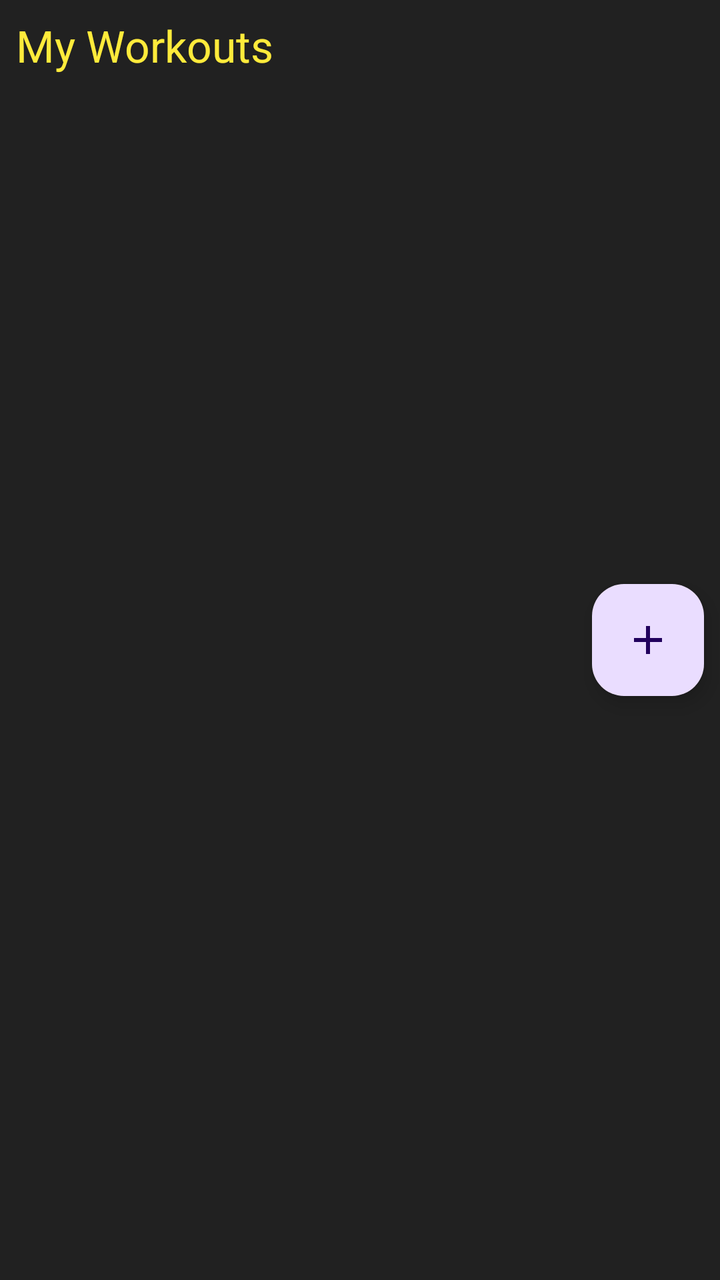
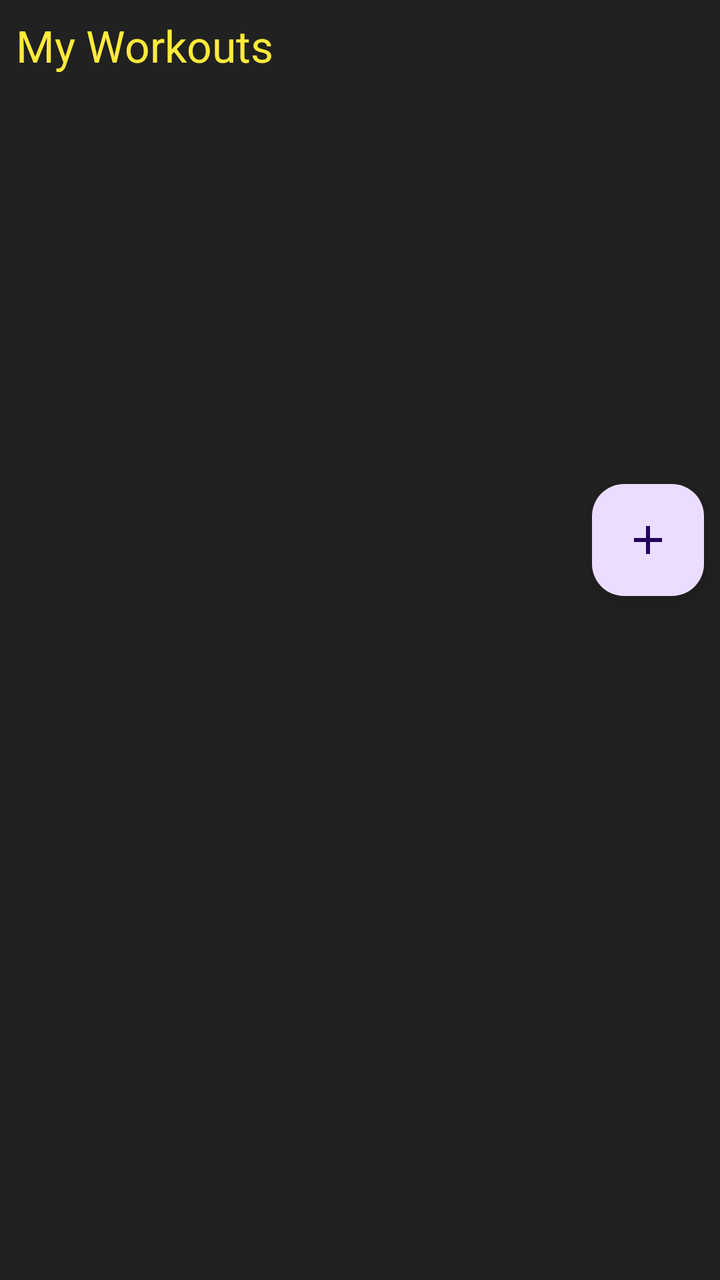

The first picture is an Android layout as it rendered before a commit; the second is the same layout after the commit. The layout source and the unified diff follow.
<!-- AndroidManifest.xml: application theme Theme.MyFit -->
<!-- res/layout/fragment_workout.xml -->
<?xml version="1.0" encoding="utf-8"?>
<androidx.constraintlayout.widget.ConstraintLayout xmlns:android="http://schemas.android.com/apk/res/android"
    xmlns:tools="http://schemas.android.com/tools"
    android:layout_width="match_parent"
    android:layout_height="match_parent"
    xmlns:app="http://schemas.android.com/apk/res-auto"
    tools:context=".ui.workout.WorkoutFragment">

    <TextView
        android:id="@+id/workoutTitle"
        android:layout_width="0dp"
        android:layout_height="wrap_content"
        android:text="@string/my_workouts"
        android:textSize="@dimen/text_size_h1"
        android:textColor="@color/yellowAccent"
        android:padding="@dimen/card_margin"
        app:layout_constraintTop_toTopOf="parent"
        app:layout_constraintStart_toStartOf="parent"
        app:layout_constraintEnd_toEndOf="parent"
         />


    <androidx.recyclerview.widget.RecyclerView
        android:id="@+id/workoutRecycler"
        android:layout_width="0dp"
        android:layout_height="0dp"
        android:paddingBottom="@dimen/fragment_padding"
        app:layout_constraintBottom_toBottomOf="parent"
        app:layout_constraintStart_toStartOf="parent"
        app:layout_constraintEnd_toEndOf="parent"
        app:layout_constraintTop_toBottomOf="@id/workoutTitle" />

    <com.google.android.material.floatingactionbutton.FloatingActionButton
        android:id="@+id/addWorkoutFab"
        android:layout_width="wrap_content"
        android:layout_height="wrap_content"
        android:contentDescription="@string/add_workout"
        android:src="@drawable/add_icon"
        app:layout_constraintBottom_toBottomOf="parent"
        app:layout_constraintTop_toTopOf="parent"
        app:layout_constraintEnd_toEndOf="parent"
        android:layout_margin="@dimen/card_margin"
        android:layout_marginBottom="@dimen/fragment_padding"/>

</androidx.constraintlayout.widget.ConstraintLayout>
<!-- resources referenced by this layout -->
<resources>
  <color name="yellowAccent">#FFEB3B</color>
  <dimen name="card_margin">8dp</dimen>
  <dimen name="fragment_padding">16dp</dimen>
  <dimen name="text_size_h1">22sp</dimen>
  <!-- drawable add_icon (drawable) -->
  <vector xmlns:android="http://schemas.android.com/apk/res/android"
      android:width="24dp"
      android:height="24dp"
      android:viewportWidth="960"
      android:viewportHeight="960">
    <path
        android:pathData="M440,520L200,520v-80h240v-240h80v240h240v80L520,520v240h-80v-240Z"
        android:fillColor="#e3e3e3"/>
  </vector>
  <string name="add_workout">Add Workout</string>
  <string name="my_workouts">My Workouts</string>
  <style name="Theme.MyFit" parent="Base.Theme.MyFit" />
  <style name="Base.Theme.MyFit" parent="Theme.Material3.DayNight.NoActionBar">
  
          
          <item name="colorPrimary">@color/yellowAccent</item>
          <item name="colorPrimaryVariant">@color/yellowAccentDark</item>
          <item name="colorOnPrimary">@android:color/black</item>
  
          
          <item name="android:windowBackground">@color/darkGreyBackground</item>
  
          
          <item name="colorSecondary">@color/yellowAccent</item>
          <item name="colorOnSecondary">@android:color/black</item>
  
          
          <item name="android:textColorPrimary">@android:color/white</item>
          <item name="android:textColorSecondary">@android:color/darker_gray</item>
  
          <item name="popupMenuStyle">@style/MyPopupMenu</item>
  
      </style>
  <color name="yellowAccentDark">#FBC02D</color>
  <color name="darkGreyBackground">#212121</color>
  <style name="MyPopupMenu" parent="@style/Widget.MaterialComponents.PopupMenu.Overflow">
          <item name="android:popupBackground">@color/darkGreyBackground</item>
          <item name="android:textColor">@color/white</item>
          <item name="android:itemBackground">?attr/selectableItemBackgroundBorderless</item>
      </style>
  <color name="white">#FFFFFFFF</color>
</resources>

<!-- the commit's change to res/layout/fragment_workout.xml (unified diff, before → after) -->
@@ -4,6 +4,7 @@
     android:layout_width="match_parent"
     android:layout_height="match_parent"
     xmlns:app="http://schemas.android.com/apk/res-auto"
+    android:paddingBottom="100dp"
     tools:context=".ui.workout.WorkoutFragment">
 
     <TextView
